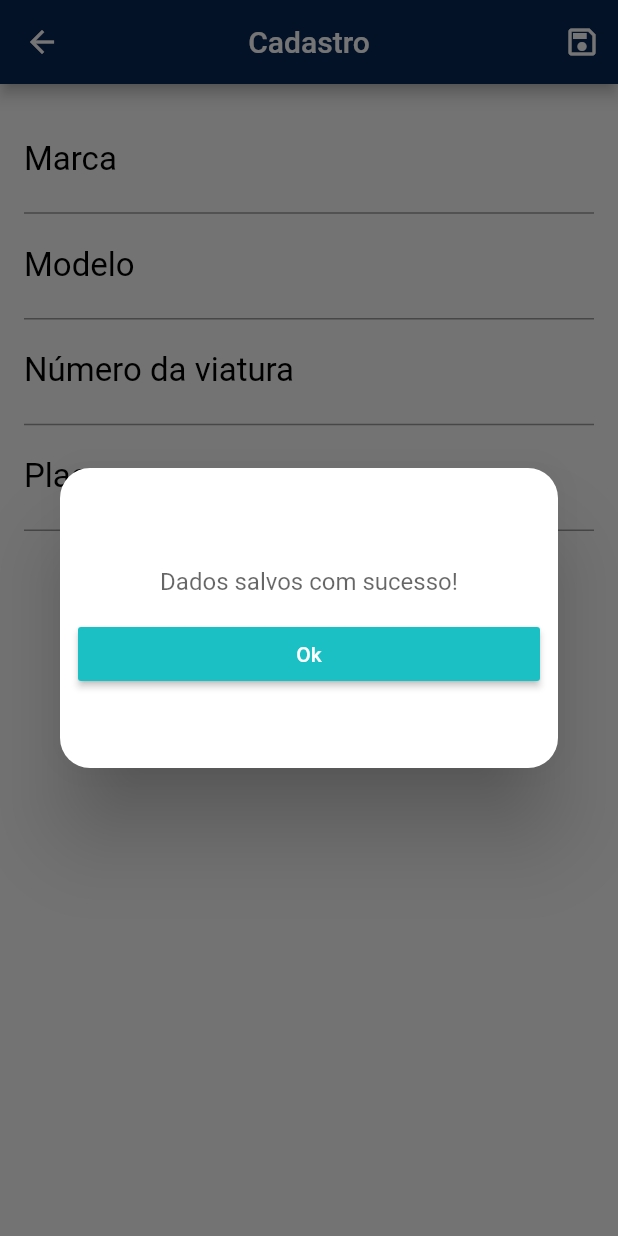
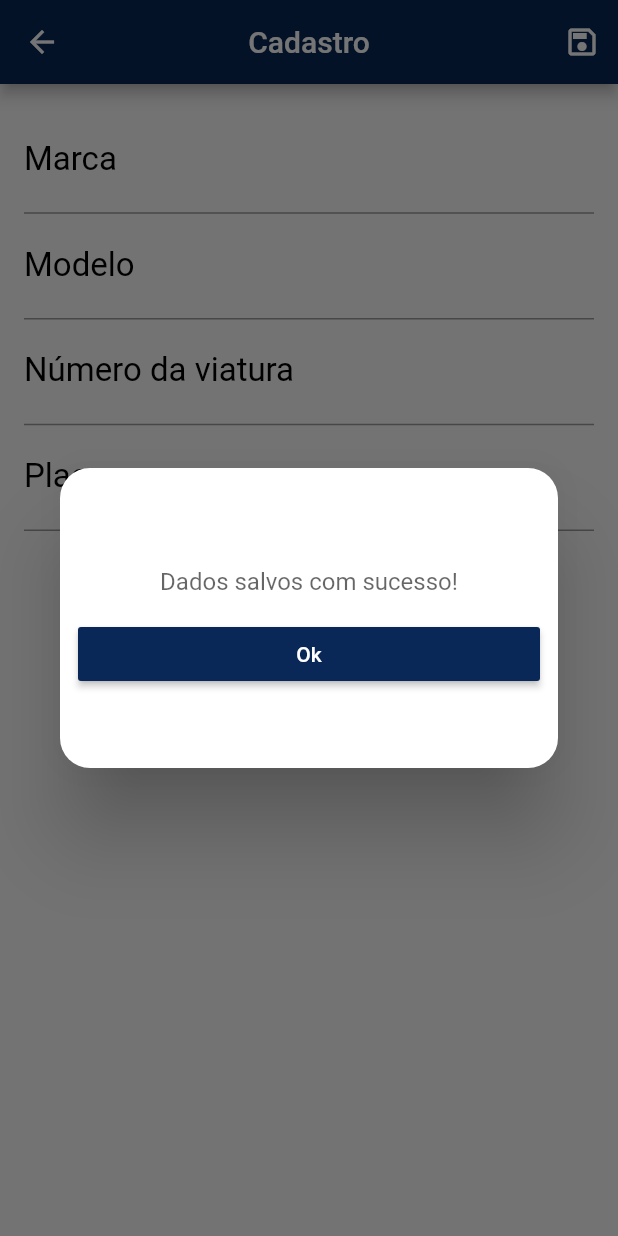
Before and after one commit to matheusneriss/aplicativo-boletim, a Flutter app: the CadastroViatura screen opened by its route, after a tap on the "save" icon, on a phone screen of 412 x 824 dp. Run offline on Flutter 3.47's test engine with Material 2 defaults, Android fonts, the phone set to English and light mode, and no system bars; our stand-ins replace cloud_firestore, firebase_auth, firebase_core, firebase_storage, image_picker, mask_text_input_formatter; accounts and stored records are empty.

Commit message:
äjustes aplicativo guarda

```diff
--- a/lib/telas/CadastroViatura.dart
+++ b/lib/telas/CadastroViatura.dart
@@ -132,7 +132,7 @@ class _CadastroViaturaState extends State<CadastroViatura> {
                                   "Ok",
                                   style: TextStyle(color: Colors.white),
                                 ),
-                                color: const Color(0xFF1BC0C5),
+                                color: const Color(0xFF092757),
                               ),
                             )
                           ],
--- a/lib/telas/DadosGuardas.dart
+++ b/lib/telas/DadosGuardas.dart
@@ -164,7 +164,6 @@ class _DadosGuardasState extends State<DadosGuardas> {
                         child: Text('Sim'),
                         onPressed: () =>
                             Navigator.of(context).pop(true),
-
                       ),
                     ],
                   ),
--- a/lib/telas/Recuperar_senha.dart
+++ b/lib/telas/Recuperar_senha.dart
@@ -1,6 +1,5 @@
 import 'package:flutter/material.dart';
 import 'package:firebase_auth/firebase_auth.dart';
-import '../model/Usuario.dart';
 
 
 class ResetScreen extends StatefulWidget {
@@ -17,7 +16,7 @@ class _ResetScreenState extends State<ResetScreen> {
     return Scaffold(
       appBar: AppBar(
         centerTitle: true,
-        title: Text('Redefinir senha'),
+        title: Text('Recuperar senha'),
         backgroundColor: Color(0xFF092757),
       ),
       body: Container(
@@ -99,7 +98,7 @@ class _ResetScreenState extends State<ResetScreen> {
                                 textAlign: TextAlign.center,
                                 decoration: InputDecoration(
                                     border: InputBorder.none,
-                                    hintText: 'Senha enviada com sucesso para o e-mail'),
+                                    hintText: 'Link enviado com sucesso!'),
                               ),
                               SizedBox(
                                 width: 320.0,
```
